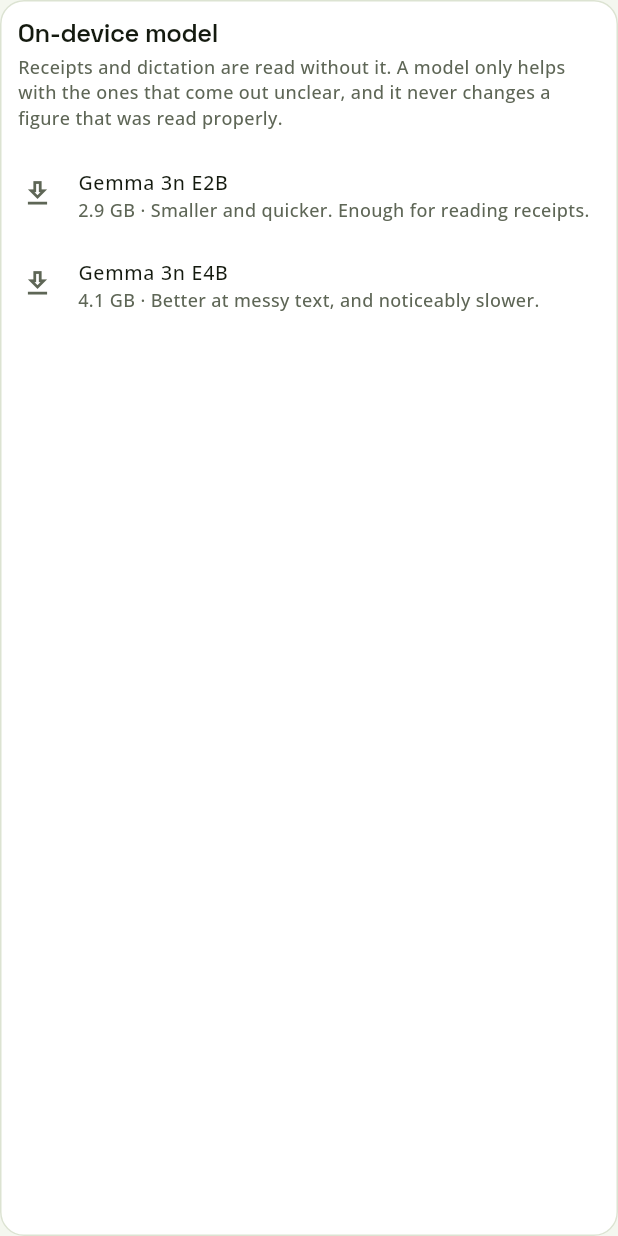
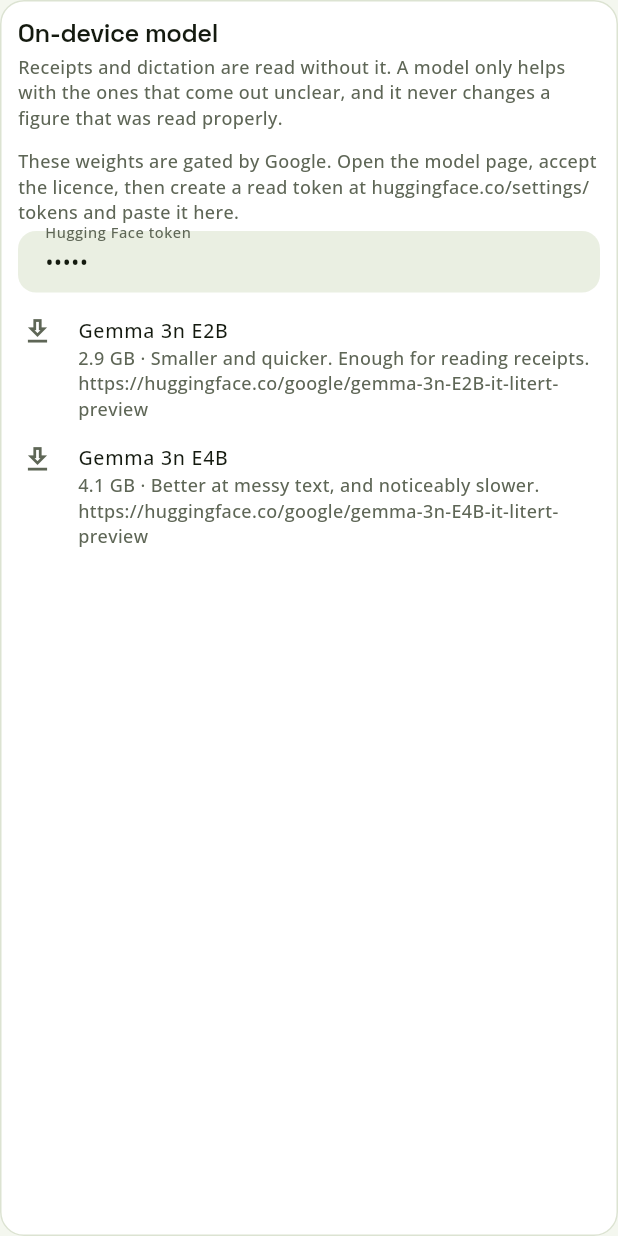
Before and after one commit to spalaciobe/Budgett_Frontend, a Flutter app: the _LocalModelCard widget shown alone on an empty page, opened directly, on a phone screen of 412 x 824 dp. Run offline on Flutter 3.47's test engine with Material 3 defaults, Android fonts, the phone set to English and light mode, and no system bars; our stand-ins replace fl_chart, flutter_local_notifications, flutter_riverpod, geocoding, go_router, image_picker and 4 more; missing offline and left inert: ota_update; accounts and stored records are empty; network calls fail.

Commit message:
fix(draft): the model download was a 401, and nothing said why
Gemma's weights are gated behind Google's licence on Hugging Face, so
the anonymous GET I wired up could never have worked. I picked that URL
and never tried the download — the same gap that hid the OCR bug.

The download now carries a Hugging Face token, sent to huggingface.co
and nowhere else, and remembered so a three-gigabyte transfer that drops
halfway does not also mean pasting it again. Redirects are followed by
the client rather than by hand, because the CDN hop drops the header and
a dropped header is another 401.

A 401 or 403 now says what to do instead of printing the status code,
and each model lists the page where the licence is accepted.

Co-Authored-By: Claude Opus 5 <noreply@anthropic.com>

```diff
--- a/lib/core/services/local_llm_service.dart
+++ b/lib/core/services/local_llm_service.dart
@@ -36,12 +36,17 @@ class LocalModelOption {
 
   final String description;
 
+  /// Where to accept the licence. Shown because the download cannot work
+  /// until the user has, and a 401 says nothing about why.
+  final String licencePage;
+
   const LocalModelOption({
     required this.id,
     required this.name,
     required this.approxBytes,
     required this.url,
     required this.description,
+    required this.licencePage,
   });
 
   String get approxSizeLabel =>
@@ -57,6 +62,7 @@ const kLocalModels = <LocalModelOption>[
     url: 'https://huggingface.co/google/gemma-3n-E2B-it-litert-preview/'
         'resolve/main/gemma-3n-E2B-it-int4.task',
     description: 'Smaller and quicker. Enough for reading receipts.',
+    licencePage: 'https://huggingface.co/google/gemma-3n-E2B-it-litert-preview',
   ),
   LocalModelOption(
     id: 'gemma3n-e4b',
@@ -65,6 +71,7 @@ const kLocalModels = <LocalModelOption>[
     url: 'https://huggingface.co/google/gemma-3n-E4B-it-litert-preview/'
         'resolve/main/gemma-3n-E4B-it-int4.task',
     description: 'Better at messy text, and noticeably slower.',
+    licencePage: 'https://huggingface.co/google/gemma-3n-E4B-it-litert-preview',
   ),
 ];
 
@@ -119,6 +126,10 @@ class LocalLlmService {
     LocalModelOption option, {
     DownloadProgress? onProgress,
     http.Client? client,
+
+    /// A Hugging Face access token. Required: Gemma's weights are gated
+    /// behind Google's licence, and without one the download is a 401.
+    String? token,
   }) async {
     if (!isSupported) {
       throw UnsupportedError('A local model only runs on Android');
@@ -136,7 +147,24 @@ class LocalLlmService {
     IOSink? sink;
     try {
       final request = http.Request('GET', Uri.parse(option.url));
+      // Gemma's weights sit behind Google's licence on Hugging Face, so an
+      // anonymous GET is refused. The token is sent to huggingface.co and
+      // nowhere else.
+      if (token != null && token.trim().isNotEmpty) {
+        request.headers['Authorization'] = 'Bearer ${token.trim()}';
+      }
+      // Hugging Face answers with a redirect to a CDN; following it by hand
+      // would drop the header, and dropping it is a 401 on the second hop.
+      request.followRedirects = true;
       final response = await httpClient.send(request);
+
+      if (response.statusCode == 401 || response.statusCode == 403) {
+        throw const LocalLlmUnavailable(
+          'Hugging Face refused the download. These weights are gated: open '
+          'the model page in a browser, accept Google\'s licence, then paste '
+          'an access token below.',
+        );
+      }
       if (response.statusCode != 200) {
         throw HttpException(
           'The download failed (HTTP ${response.statusCode})',
--- a/lib/presentation/screens/capture_settings_screen.dart
+++ b/lib/presentation/screens/capture_settings_screen.dart
@@ -1,5 +1,6 @@
 import 'package:flutter/material.dart';
 import 'package:flutter_riverpod/flutter_riverpod.dart';
+import 'package:shared_preferences/shared_preferences.dart';
 
 import 'package:budgett_frontend/core/app_spacing.dart';
 import 'package:budgett_frontend/core/parsing/issuer_registry.dart';
@@ -123,7 +124,9 @@ class _SourcesAndPermissions extends ConsumerWidget {
           const Divider(height: 1),
           ListTile(
             leading: Icon(
-              status.notificationAccess ? Icons.check_circle : Icons.circle_outlined,
+              status.notificationAccess
+                  ? Icons.check_circle
+                  : Icons.circle_outlined,
               color: status.notificationAccess
                   ? Theme.of(context).colorScheme.primary
                   : Theme.of(context).colorScheme.outline,
@@ -278,8 +281,7 @@ class _AutomationCard extends ConsumerWidget {
     final controller = TextEditingController(
       text: current <= 0
           ? ''
-          : CurrencyFormatter.format(current,
-              includeSymbol: false),
+          : CurrencyFormatter.format(current, includeSymbol: false),
     );
 
     final result = await showDialog<double>(
@@ -321,7 +323,8 @@ class _AutomationCard extends ConsumerWidget {
     );
 
     if (result != null) {
-      await ref.read(captureSettingsProvider.notifier)
+      await ref
+          .read(captureSettingsProvider.notifier)
           .setAutoPostMaxAmount(result);
     }
   }
@@ -405,8 +408,7 @@ class _KnownSourcesCard extends ConsumerWidget {
               }
               return Column(
                 children: [
-                  for (final source in sources)
-                    _SourceTile(source: source),
+                  for (final source in sources) _SourceTile(source: source),
                 ],
               );
             },
@@ -428,9 +430,8 @@ class _SourceTile extends ConsumerWidget {
     final flattened = <Account>[
       for (final account in accounts) ...[account, ...account.pockets]
     ];
-    final defaultAccount = flattened
-        .where((a) => a.id == source.defaultAccountId)
-        .firstOrNull;
+    final defaultAccount =
+        flattened.where((a) => a.id == source.defaultAccountId).firstOrNull;
 
     final details = <String>[
       if (source.hasOverride) source.detectedName ?? source.sourceKey,
@@ -442,13 +443,11 @@ class _SourceTile extends ConsumerWidget {
     return ListTile(
       leading: Icon(
         source.isSms ? Icons.sms_outlined : Icons.notifications_outlined,
-        color: source.isEnabled
-            ? null
-            : Theme.of(context).colorScheme.outline,
+        color: source.isEnabled ? null : Theme.of(context).colorScheme.outline,
       ),
       title: Text(source.effectiveName),
-      subtitle: Text(details.join(' · '),
-          maxLines: 2, overflow: TextOverflow.fade),
+      subtitle:
+          Text(details.join(' · '), maxLines: 2, overflow: TextOverflow.fade),
       trailing: Switch(
         value: source.isEnabled,
         onChanged: (value) => _toggle(context, ref, value),
@@ -644,8 +643,8 @@ class _RememberedMerchantsCard extends ConsumerWidget {
             ),
             error: (error, _) => Padding(
               padding: kCardPadding,
-              child:
-                  Text(friendlyError(error, action: 'load remembered merchants')),
+              child: Text(
+                  friendlyError(error, action: 'load remembered merchants')),
             ),
             data: (aliases) {
               if (aliases.isEmpty) {
@@ -703,8 +702,8 @@ class _AliasTile extends ConsumerWidget {
         color: alias.autoPost ? Theme.of(context).colorScheme.primary : null,
       ),
       title: Text(alias.displayName),
-      subtitle: Text(details.join(' · '),
-          maxLines: 2, overflow: TextOverflow.fade),
+      subtitle:
+          Text(details.join(' · '), maxLines: 2, overflow: TextOverflow.fade),
       trailing: IconButton(
         tooltip: 'Forget this merchant',
         icon: const Icon(Icons.delete_outline),
@@ -755,7 +754,6 @@ class _AliasTile extends ConsumerWidget {
     }
   }
 }
-
 
 /// Renaming a remembered merchant, and deciding what happens to the movements
 /// already recorded under the old name.
@@ -955,7 +953,6 @@ class _EditMerchantSheetState extends ConsumerState<EditMerchantSheet> {
   }
 }
 
-
 /// The optional on-device model, for receipts and dictation.
 ///
 /// Presented as what it is: a large, slow download that helps with the
@@ -969,9 +966,27 @@ class _LocalModelCard extends ConsumerStatefulWidget {
 }
 
 class _LocalModelCardState extends ConsumerState<_LocalModelCard> {
+  static const _tokenKey = 'hugging_face_token';
+
   double? _progress;
   bool _downloading = false;
   String? _error;
+  final _tokenController = TextEditingController();
+
+  @override
+  void initState() {
+    super.initState();
+    SharedPreferences.getInstance().then((prefs) {
+      if (!mounted) return;
+      setState(() => _tokenController.text = prefs.getString(_tokenKey) ?? '');
+    });
+  }
+
+  @override
+  void dispose() {
+    _tokenController.dispose();
+    super.dispose();
+  }
 
   Future<void> _download(LocalModelOption option) async {
     setState(() {
@@ -980,16 +995,26 @@ class _LocalModelCardState extends ConsumerState<_LocalModelCard> {
       _error = null;
     });
     try {
+      final token = _tokenController.text.trim();
+      if (token.isNotEmpty) {
+        // Remembered so a 3 GB download that drops halfway does not also
+        // mean pasting the token again.
+        (await SharedPreferences.getInstance()).setString(_tokenKey, token);
+      }
       await ref.read(localLlmServiceProvider).download(
-            option,
-            onProgress: (fraction, _) {
-              if (mounted) setState(() => _progress = fraction);
-            },
-          );
+        option,
+        token: token.isEmpty ? null : token,
+        onProgress: (fraction, _) {
+          if (mounted) setState(() => _progress = fraction);
+        },
+      );
       ref.invalidate(localModelInstalledProvider);
       ref.invalidate(localModelSizeProvider);
     } catch (e) {
-      if (mounted) setState(() => _error = 'The download failed: $e');
+      if (mounted) {
+        setState(() => _error =
+            e is LocalLlmUnavailable ? e.message : 'The download failed: $e');
+      }
     } finally {
       if (mounted) setState(() => _downloading = false);
     }
@@ -1008,7 +1033,8 @@ class _LocalModelCardState extends ConsumerState<_LocalModelCard> {
     if (!ref.watch(localLlmServiceProvider).isSupported) {
       return const SizedBox.shrink();
     }
-    final installed = ref.watch(localModelInstalledProvider).valueOrNull ?? false;
+    final installed =
+        ref.watch(localModelInstalledProvider).valueOrNull ?? false;
     final size = ref.watch(localModelSizeProvider).valueOrNull ?? 0;
 
     return Card(
@@ -1032,7 +1058,8 @@ class _LocalModelCardState extends ConsumerState<_LocalModelCard> {
                   kGapSm,
                   Text(
                     'Installed · ${(size / (1024 * 1024 * 1024)).toStringAsFixed(1)} GB',
-                    style: AppText.caption.copyWith(color: theme.colorScheme.primary),
+                    style: AppText.caption
+                        .copyWith(color: theme.colorScheme.primary),
                   ),
                 ],
               ],
@@ -1059,8 +1086,40 @@ class _LocalModelCardState extends ConsumerState<_LocalModelCard> {
             Padding(
               padding: const EdgeInsets.symmetric(horizontal: kSpaceXl),
               child: Text(_error!,
-                  style: AppText.caption.copyWith(color: theme.colorScheme.error)),
+                  style:
+                      AppText.caption.copyWith(color: theme.colorScheme.error)),
             ),
+          if (!installed) ...[
+            Padding(
+              padding:
+                  const EdgeInsets.fromLTRB(kSpaceXl, 0, kSpaceXl, kSpaceLg),
+              child: Column(
+                crossAxisAlignment: CrossAxisAlignment.start,
+                children: [
+                  Text(
+                    'These weights are gated by Google. Open the model page, '
+                    'accept the licence, then create a read token at '
+                    'huggingface.co/settings/tokens and paste it here.',
+                    style: AppText.caption.copyWith(color: muted),
+                  ),
+                  kGapSm,
+                  TextField(
+                    controller: _tokenController,
+                    enabled: !_downloading,
+                    obscureText: true,
+                    autocorrect: false,
+                    enableSuggestions: false,
+                    decoration: const InputDecoration(
+                      labelText: 'Hugging Face token',
+                      hintText: 'hf_…',
+                      border: OutlineInputBorder(),
+                      isDense: true,
+                    ),
+                  ),
+                ],
+              ),
+            ),
+          ],
           if (installed)
             ListTile(
               leading: const Icon(Icons.delete_outline),
@@ -1076,9 +1135,11 @@ class _LocalModelCardState extends ConsumerState<_LocalModelCard> {
                 leading: const Icon(Icons.download_outlined),
                 title: Text(option.name),
                 subtitle: Text(
-                  '${option.approxSizeLabel} · ${option.description}',
+                  '${option.approxSizeLabel} · ${option.description}\n'
+                  '${option.licencePage}',
                   style: AppText.caption.copyWith(color: muted),
                 ),
+                isThreeLine: true,
                 onTap: _downloading ? null : () => _download(option),
               ),
             ),
```
Also changed, not shown: 1 other file.
